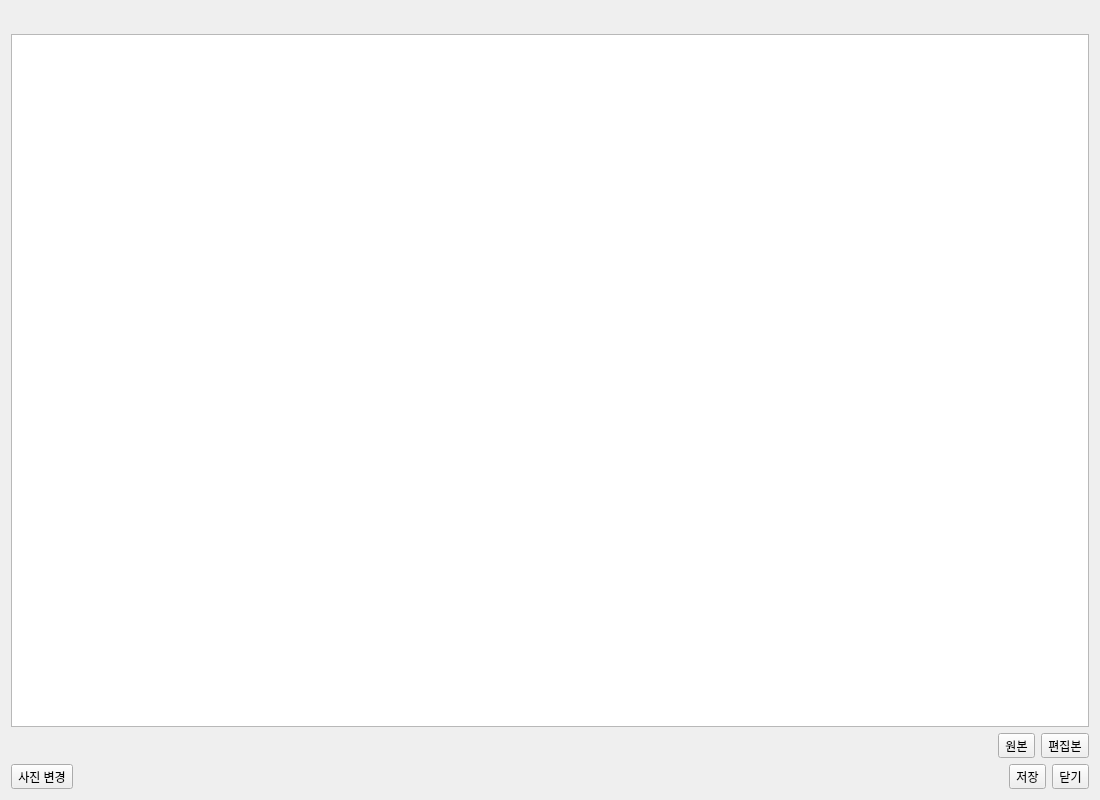
kotopia/geoflow_web, file integrations/qgis/geoflow_connector/ui/forms/photo_studio.ui: the form before one commit.
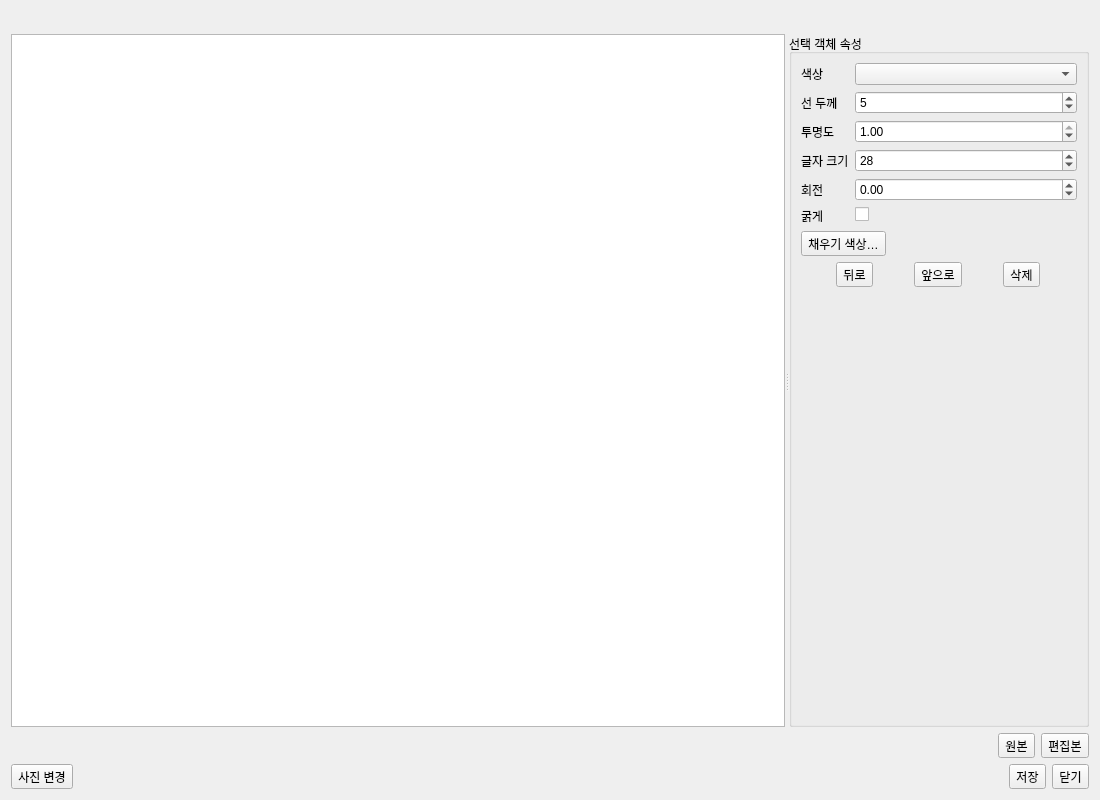
The form after the commit.

Commit message: feat(qgis): persist editable photo annotations

The edit to the form file:
```diff
--- a/integrations/qgis/geoflow_connector/ui/forms/photo_studio.ui
+++ b/integrations/qgis/geoflow_connector/ui/forms/photo_studio.ui
@@ -6,7 +6,44 @@
   <property name="geometry"><rect><x>0</x><y>0</y><width>1100</width><height>800</height></rect></property>
   <layout class="QVBoxLayout" name="rootLayout">
    <item><widget class="QToolBar" name="studioToolbar"><property name="toolButtonStyle"><enum>Qt::ToolButtonIconOnly</enum></property><property name="iconSize"><size><width>20</width><height>20</height></size></property></widget></item>
-   <item><widget class="QGraphicsView" name="graphicsView"/></item>
+   <item>
+    <widget class="QSplitter" name="studioSplitter">
+     <property name="orientation"><enum>Qt::Horizontal</enum></property>
+     <widget class="QGraphicsView" name="graphicsView"/>
+     <widget class="QGroupBox" name="propertyPanel">
+      <property name="title"><string>선택 객체 속성</string></property>
+      <property name="minimumSize"><size><width>220</width><height>0</height></size></property>
+      <property name="maximumSize"><size><width>300</width><height>16777215</height></size></property>
+      <layout class="QVBoxLayout" name="propertyRootLayout">
+       <item>
+        <layout class="QFormLayout" name="propertyFormLayout">
+         <item row="0" column="0"><widget class="QLabel" name="colorLabel"><property name="text"><string>색상</string></property></widget></item>
+         <item row="0" column="1"><widget class="QComboBox" name="colorCombo"/></item>
+         <item row="1" column="0"><widget class="QLabel" name="strokeLabel"><property name="text"><string>선 두께</string></property></widget></item>
+         <item row="1" column="1"><widget class="QSpinBox" name="strokeWidthSpin"><property name="minimum"><number>1</number></property><property name="maximum"><number>40</number></property><property name="value"><number>5</number></property></widget></item>
+         <item row="2" column="0"><widget class="QLabel" name="opacityLabel"><property name="text"><string>투명도</string></property></widget></item>
+         <item row="2" column="1"><widget class="QDoubleSpinBox" name="opacitySpin"><property name="minimum"><double>0.050000000000000</double></property><property name="maximum"><double>1.000000000000000</double></property><property name="singleStep"><double>0.050000000000000</double></property><property name="value"><double>1.000000000000000</double></property></widget></item>
+         <item row="3" column="0"><widget class="QLabel" name="fontLabel"><property name="text"><string>글자 크기</string></property></widget></item>
+         <item row="3" column="1"><widget class="QSpinBox" name="fontSizeSpin"><property name="minimum"><number>8</number></property><property name="maximum"><number>160</number></property><property name="value"><number>28</number></property></widget></item>
+         <item row="4" column="0"><widget class="QLabel" name="rotationLabel"><property name="text"><string>회전</string></property></widget></item>
+         <item row="4" column="1"><widget class="QDoubleSpinBox" name="rotationSpin"><property name="minimum"><double>-360.000000000000000</double></property><property name="maximum"><double>360.000000000000000</double></property><property name="singleStep"><double>5.000000000000000</double></property></widget></item>
+         <item row="5" column="0"><widget class="QLabel" name="boldLabel"><property name="text"><string>굵게</string></property></widget></item>
+         <item row="5" column="1"><widget class="QCheckBox" name="boldCheck"/></item>
+        </layout>
+       </item>
+       <item><widget class="QToolButton" name="fillButton"><property name="text"><string>채우기 색상…</string></property></widget></item>
+       <item>
+        <layout class="QHBoxLayout" name="orderLayout">
+         <item><widget class="QToolButton" name="backButton"><property name="text"><string>뒤로</string></property></widget></item>
+         <item><widget class="QToolButton" name="frontButton"><property name="text"><string>앞으로</string></property></widget></item>
+         <item><widget class="QToolButton" name="deleteAnnotationButton"><property name="text"><string>삭제</string></property></widget></item>
+        </layout>
+       </item>
+       <item><spacer name="propertySpacer"><property name="orientation"><enum>Qt::Vertical</enum></property><property name="sizeHint" stdset="0"><size><width>20</width><height>40</height></size></property></spacer></item>
+      </layout>
+     </widget>
+    </widget>
+   </item>
    <item>
     <layout class="QHBoxLayout" name="statusLayout">
      <item><widget class="QLabel" name="statusLabel"><property name="text"><string/></property><property name="wordWrap"><bool>true</bool></property></widget></item>
```
The commit also changes 16 other files.
